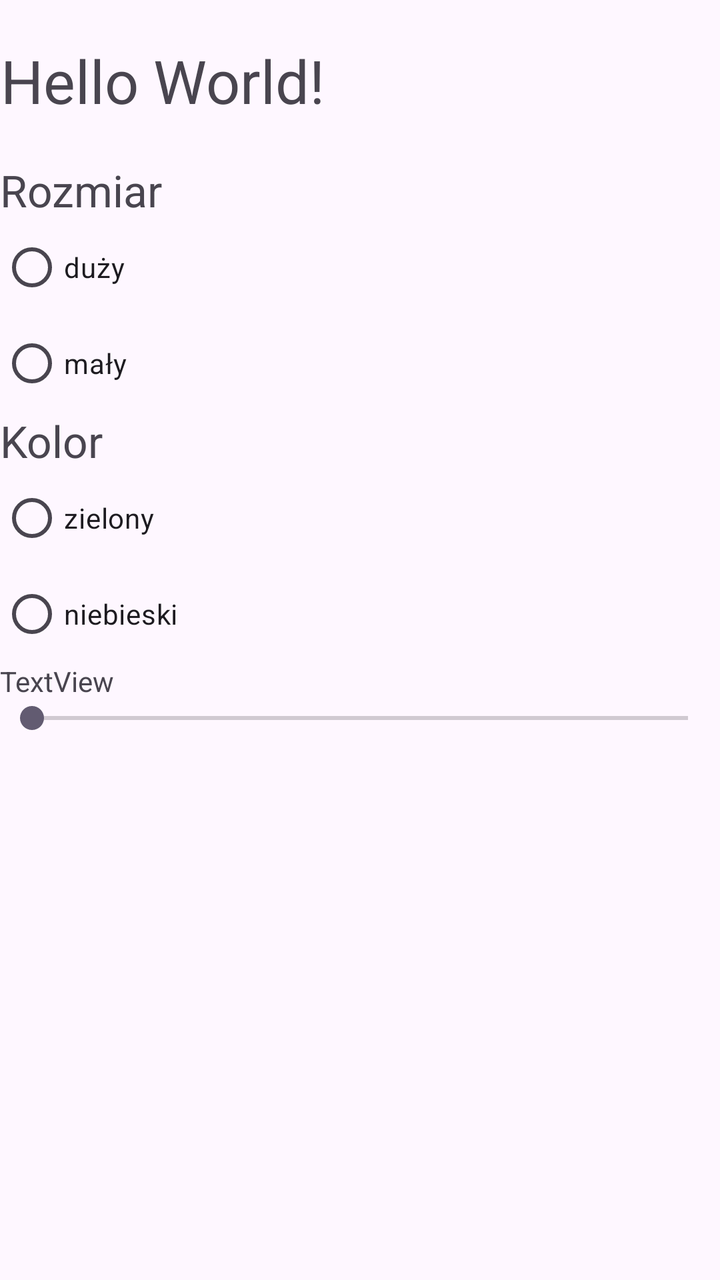
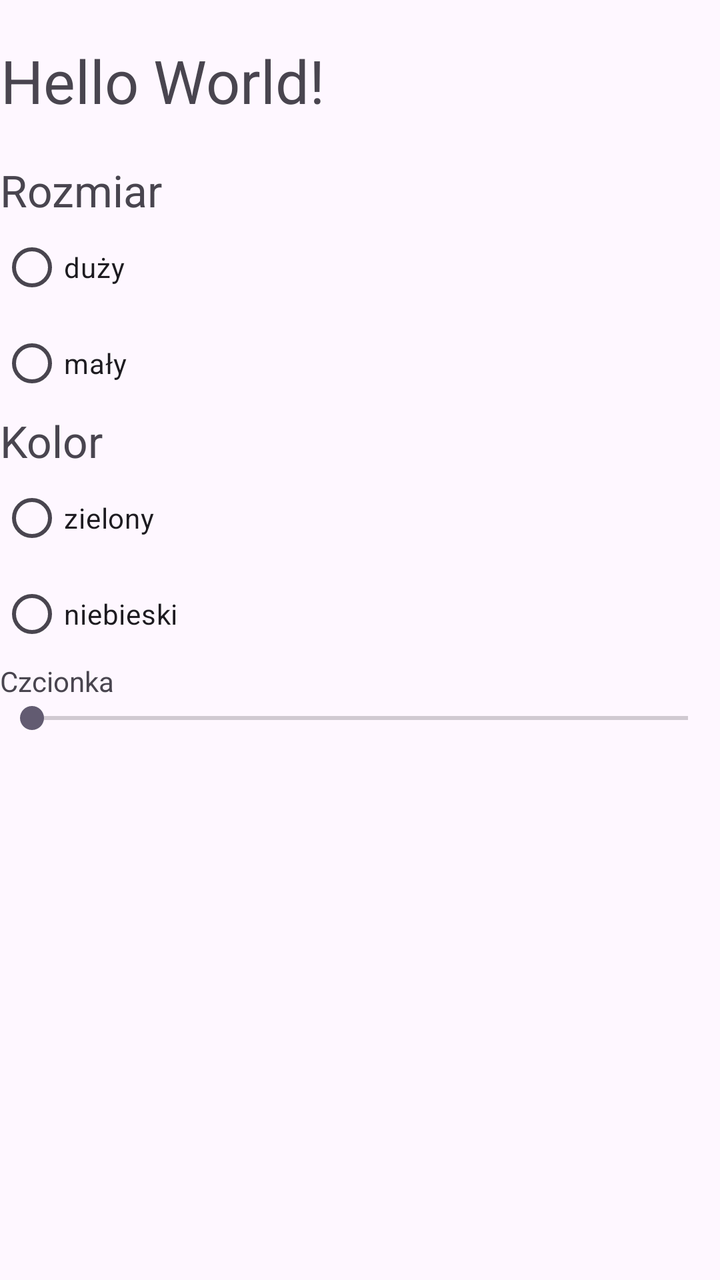

Two renders of the same Android screen: before a commit and after it. Below are the layout's source before the change and the commit's diff.
<!-- AndroidManifest.xml: application theme Theme.MyApplication -->
<!-- res/layout/activity_main.xml -->
<?xml version="1.0" encoding="utf-8"?>
<LinearLayout xmlns:android="http://schemas.android.com/apk/res/android"
    xmlns:app="http://schemas.android.com/apk/res-auto"
    xmlns:tools="http://schemas.android.com/tools"
    android:id="@+id/main"
    android:layout_width="match_parent"
    android:layout_height="match_parent"
    android:orientation="vertical"
    android:layout_margin="15dp"
    tools:context=".MainActivity">

    <TextView
        android:id="@+id/textView"
        android:layout_width="wrap_content"
        android:layout_height="wrap_content"
        android:layout_marginTop="20dp"
        android:layout_marginBottom="20dp"
        android:textSize="30dp"
        android:textAlignment="center"
        android:text="Hello World!" />

    <TextView
        android:id="@+id/textView2"
        android:layout_width="match_parent"
        android:layout_height="wrap_content"
        android:textSize="22dp"
        android:text="Rozmiar" />

    <RadioGroup
        android:layout_width="match_parent"
        android:layout_height="wrap_content" >

        <RadioButton
            android:id="@+id/radioButton"
            android:layout_width="match_parent"
            android:layout_height="wrap_content"
            android:text="duży" />

        <RadioButton
            android:id="@+id/radioButton2"
            android:layout_width="match_parent"
            android:layout_height="wrap_content"
            android:text="mały" />
    </RadioGroup>

    <TextView
        android:id="@+id/textView3"
        android:layout_width="match_parent"
        android:layout_height="wrap_content"
        android:textSize="22dp"
        android:text="Kolor" />

    <RadioGroup
        android:layout_width="match_parent"
        android:layout_height="wrap_content" >

        <RadioButton
            android:id="@+id/radioButton3"
            android:layout_width="match_parent"
            android:layout_height="wrap_content"
            android:text="zielony" />

        <RadioButton
            android:id="@+id/radioButton4"
            android:layout_width="match_parent"
            android:layout_height="wrap_content"
            android:text="niebieski" />
    </RadioGroup>

    <TextView
        android:id="@+id/textView4"
        android:layout_width="match_parent"
        android:layout_height="wrap_content"
        android:text="TextView" />

    <SeekBar
        android:id="@+id/seekBar"
        android:layout_width="match_parent"
        android:layout_height="wrap_content" />


</LinearLayout>
<!-- resources referenced by this layout -->
<resources>
  <style name="Theme.MyApplication" parent="Base.Theme.MyApplication" />
  <style name="Base.Theme.MyApplication" parent="Theme.Material3.DayNight.NoActionBar">
          
          
      </style>
</resources>

<!-- the commit's change to res/layout/activity_main.xml (unified diff, before → after) -->
@@ -71,10 +71,12 @@
         android:id="@+id/textView4"
         android:layout_width="match_parent"
         android:layout_height="wrap_content"
-        android:text="TextView" />
+        android:text="Czcionka" />
 
     <SeekBar
         android:id="@+id/seekBar"
+        android:min="15"
+        android:max="100"
         android:layout_width="match_parent"
         android:layout_height="wrap_content" />
 
